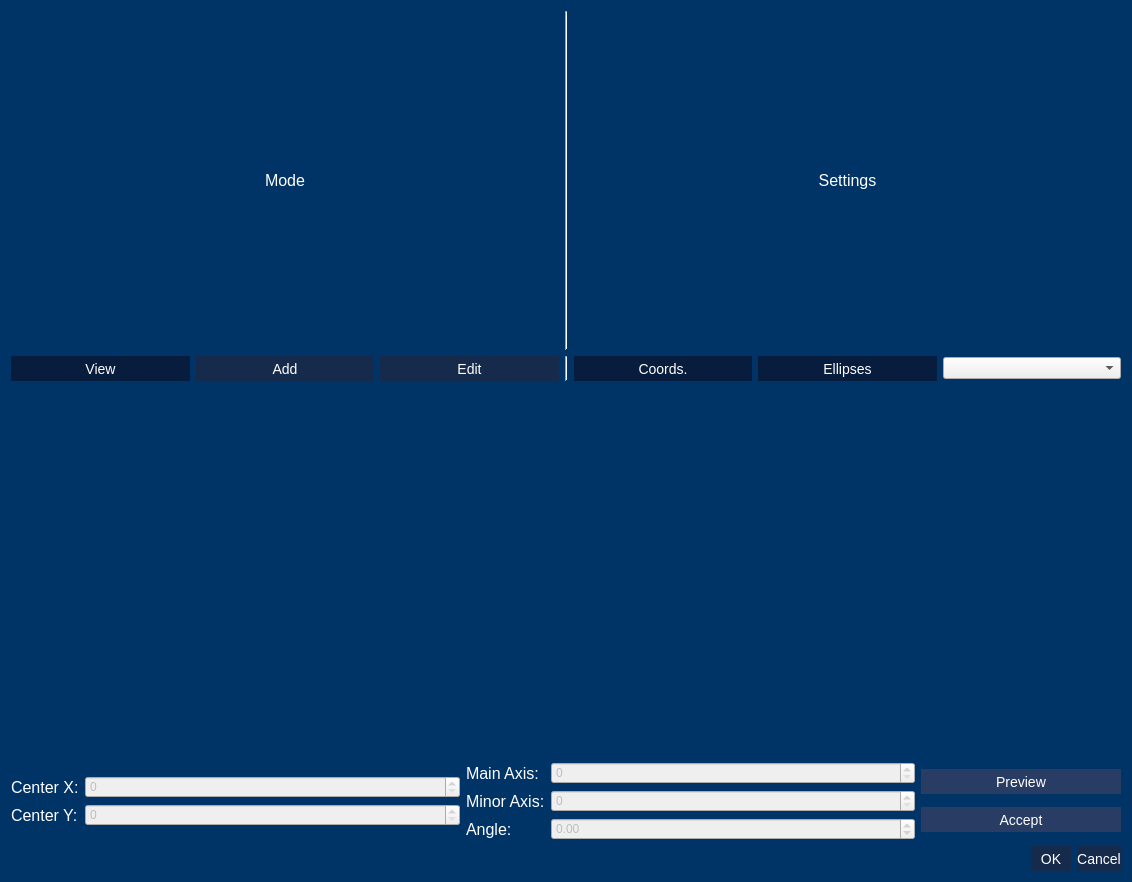
This is gui/definitions/result_editor_dialog.ui in SilMon/NucDetect as Qt 5 draws it before an edit. The edited form follows.
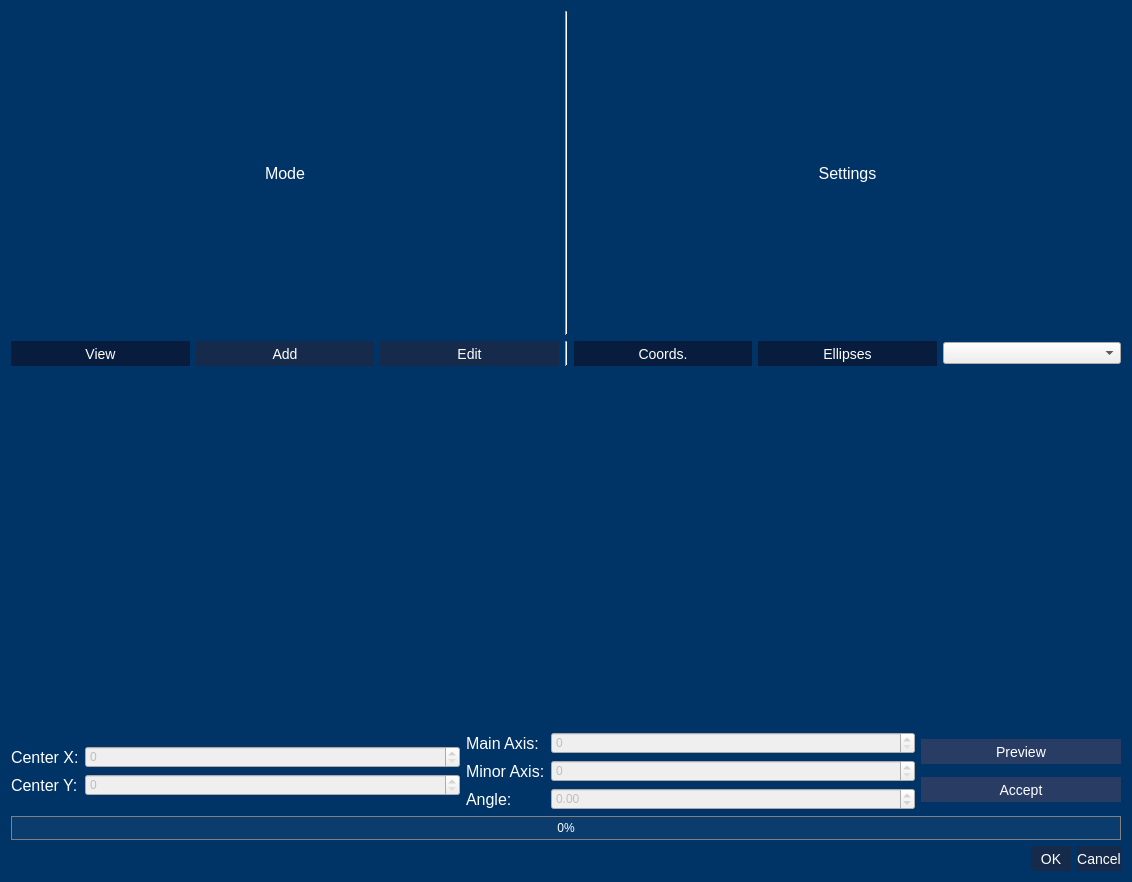
This is the edited form.

Commit message: Lazy loading for modification dialog

```diff
--- a/gui/definitions/result_editor_dialog.ui
+++ b/gui/definitions/result_editor_dialog.ui
@@ -436,6 +436,16 @@
      </item>
     </layout>
    </item>
+   <item>
+    <widget class="QProgressBar" name="prg_loading">
+     <property name="value">
+      <number>0</number>
+     </property>
+     <property name="alignment">
+      <set>Qt::AlignCenter</set>
+     </property>
+    </widget>
+   </item>
    <item>
     <widget class="QDialogButtonBox" name="buttonBox">
      <property name="orientation">
```
The commit also changes 4 other files.
